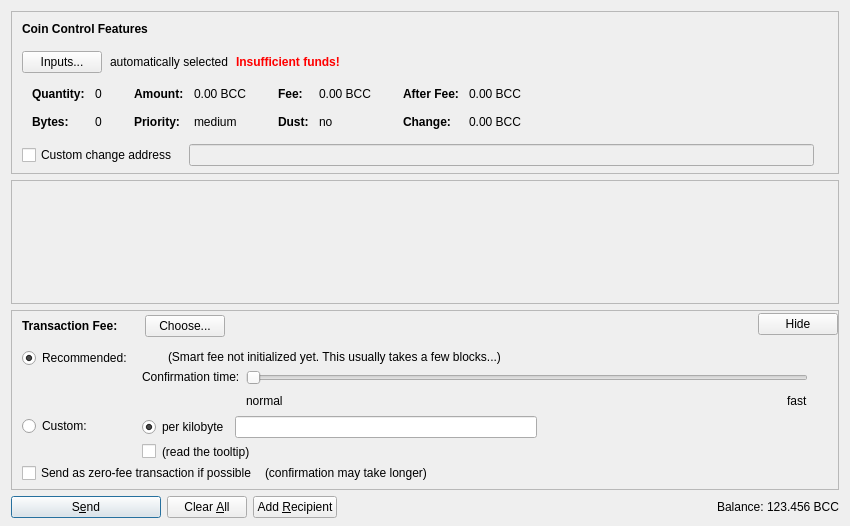
Before: the Qt Designer form src/qt/forms/sendcoinsdialog.ui in bitcoinxt/bitcoinxt, drawn with Qt 5.
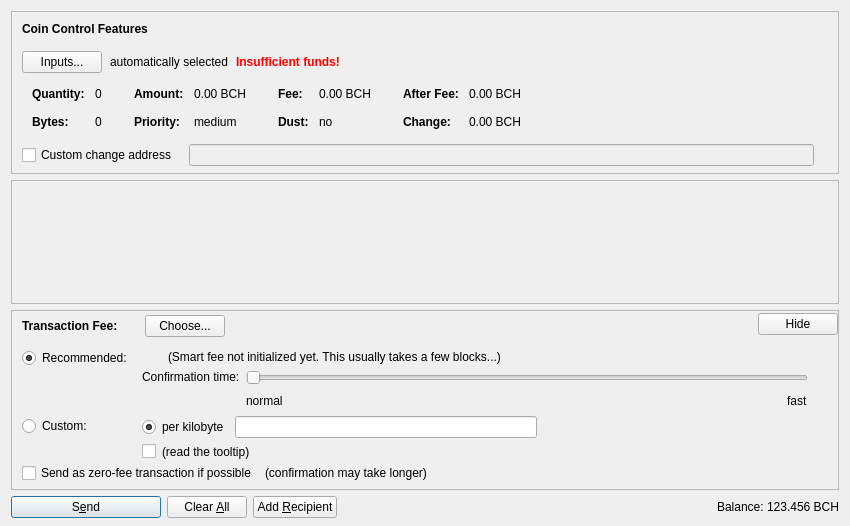
After: the same form once the commit is applied. Icons and pictures are not drawn. Custom widgets are drawn as their Qt base class.

What changed in the file:
```diff
--- a/src/qt/forms/sendcoinsdialog.ui
+++ b/src/qt/forms/sendcoinsdialog.ui
@@ -324,7 +324,7 @@
                   <enum>Qt::ActionsContextMenu</enum>
                  </property>
                  <property name="text">
-                  <string notr="true">0.00 BCC</string>
+                  <string notr="true">0.00 BCH</string>
                  </property>
                  <property name="textInteractionFlags">
                   <set>Qt::LinksAccessibleByMouse|Qt::TextSelectableByKeyboard|Qt::TextSelectableByMouse</set>
@@ -404,7 +404,7 @@
                   <enum>Qt::ActionsContextMenu</enum>
                  </property>
                  <property name="text">
-                  <string notr="true">0.00 BCC</string>
+                  <string notr="true">0.00 BCH</string>
                  </property>
                  <property name="textInteractionFlags">
                   <set>Qt::LinksAccessibleByMouse|Qt::TextSelectableByKeyboard|Qt::TextSelectableByMouse</set>
@@ -484,7 +484,7 @@
                   <enum>Qt::ActionsContextMenu</enum>
                  </property>
                  <property name="text">
-                  <string notr="true">0.00 BCC</string>
+                  <string notr="true">0.00 BCH</string>
                  </property>
                  <property name="textInteractionFlags">
                   <set>Qt::LinksAccessibleByMouse|Qt::TextSelectableByKeyboard|Qt::TextSelectableByMouse</set>
@@ -513,7 +513,7 @@
                   <enum>Qt::ActionsContextMenu</enum>
                  </property>
                  <property name="text">
-                  <string notr="true">0.00 BCC</string>
+                  <string notr="true">0.00 BCH</string>
                  </property>
                  <property name="textInteractionFlags">
                   <set>Qt::LinksAccessibleByMouse|Qt::TextSelectableByKeyboard|Qt::TextSelectableByMouse</set>
@@ -1339,7 +1339,7 @@
           <cursorShape>IBeamCursor</cursorShape>
          </property>
          <property name="text">
-          <string notr="true">123.456 BCC</string>
+          <string notr="true">123.456 BCH</string>
          </property>
          <property name="textInteractionFlags">
           <set>Qt::LinksAccessibleByMouse|Qt::TextSelectableByKeyboard|Qt::TextSelectableByMouse</set>
```
